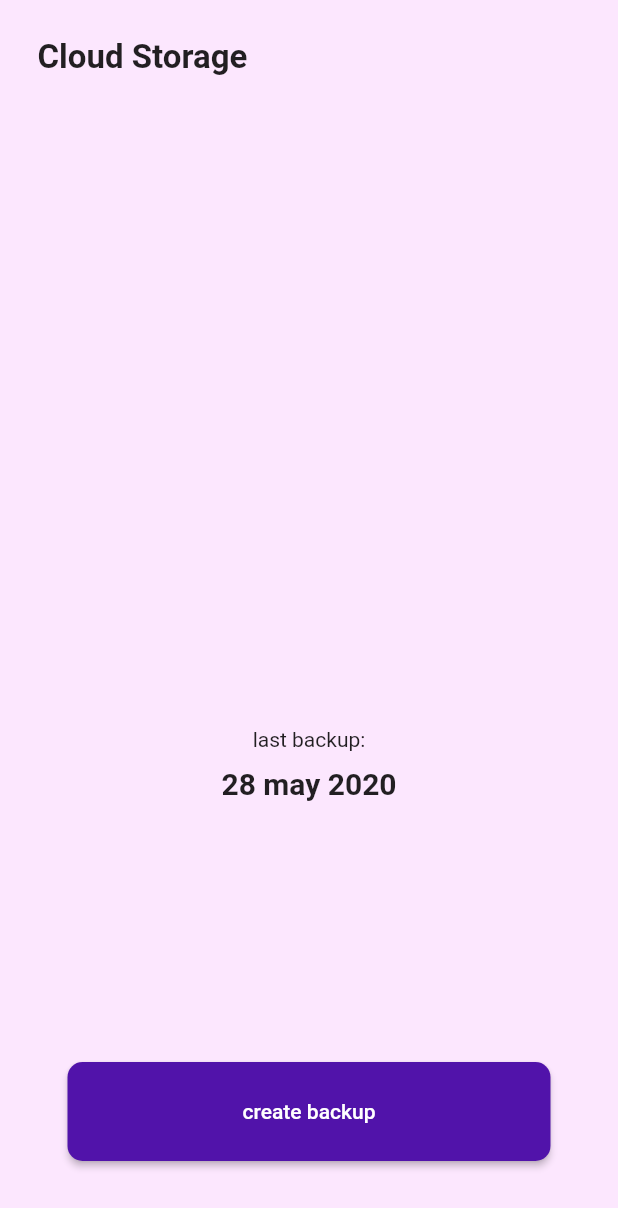
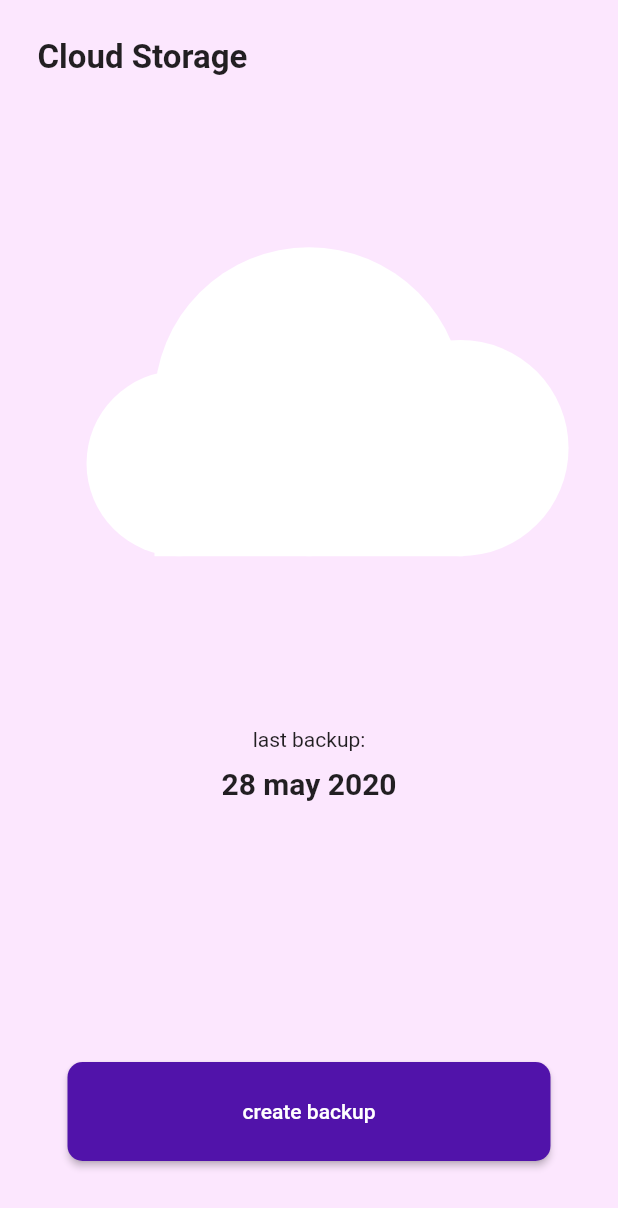
Before and after one commit to kleysonklaus/flutter_loading_bubbles_animation, a Flutter app: the screen it shows after launch, on a phone screen of 412 x 824 dp. Shown: the top 1208 px of the screen. Run offline on Flutter 3.47's test engine with Material 2 defaults, Android fonts, the phone set to English and light mode, and no system bars.

Commit message:
feat(animation): first part animation big bubbles main

```diff
--- /dev/null
+++ b/lib/loading/data_backup_cloud_page.dart
@@ -0,0 +1,93 @@
+import 'package:flutter/material.dart';
+import 'dart:math' as math;
+
+class DataBackupCloudPage extends StatelessWidget {
+  final Animation<double> progressAnimation;
+  final Animation<double> cloudOutAnimation;
+  const DataBackupCloudPage({
+    Key? key,
+    required this.progressAnimation,
+    required this.cloudOutAnimation,
+  }) : super(key: key);
+  @override
+  Widget build(BuildContext context) {
+    final queryData = MediaQuery.of(context).size;
+
+    return AnimatedBuilder(
+      animation: Listenable.merge([progressAnimation, cloudOutAnimation]),
+      builder: (context, snapshot) {
+        final size = queryData.width * 0.5;
+        final circleSize = size *
+            math.pow(
+                (progressAnimation.value + cloudOutAnimation.value + 1), 2);
+        final topPosition = queryData.height * 0.45;
+        final centerMargin = queryData.width - circleSize;
+        final leftSize = size * 0.6 * (1 - progressAnimation.value);
+        final rightSize = size * 0.7 * (1 - progressAnimation.value);
+        final leftMargin = queryData.width / 2 - leftSize * 1.2;
+        final rightMargin = queryData.width / 2 - rightSize * 1.2;
+        final middleSize = queryData.width / 2;
+        final middleMargin =
+            queryData.width / 2 - (size / 2) * (1 - progressAnimation.value);
+        final topOutPosition = queryData.height * cloudOutAnimation.value;
+        return Positioned(
+          left: 0,
+          right: 0,
+          top: topPosition - circleSize + topOutPosition,
+          height: circleSize,
+          child: Stack(
+            children: [
+              Positioned(
+                height: leftSize / 2,
+                width: size * (1 - progressAnimation.value),
+                left: middleMargin,
+                bottom: 0,
+                child: Container(
+                  decoration: BoxDecoration(
+                    color: Colors.white,
+                  ),
+                ),
+              ),
+              Positioned(
+                height: rightSize,
+                width: rightSize,
+                right: rightMargin,
+                bottom: 0,
+                child: Container(
+                  decoration: BoxDecoration(
+                    shape: BoxShape.circle,
+                    color: Colors.white,
+                  ),
+                ),
+              ),
+              Positioned(
+                height: leftSize,
+                width: leftSize,
+                left: leftMargin,
+                bottom: 0,
+                child: Container(
+                  decoration: BoxDecoration(
+                    shape: BoxShape.circle,
+                    color: Colors.white,
+                  ),
+                ),
+              ),
+              Positioned(
+                height: circleSize,
+                width: circleSize,
+                bottom: 0,
+                left: centerMargin / 2,
+                child: Container(
+                  decoration: BoxDecoration(
+                    shape: BoxShape.circle,
+                    color: Colors.white,
+                  ),
+                ),
+              ),
+            ],
+          ),
+        );
+      },
+    );
+  }
+}
--- a/lib/loading/loading.dart
+++ b/lib/loading/loading.dart
@@ -1,5 +1,6 @@
 import 'package:flutter/material.dart';
 
+import 'data_backup_cloud_page.dart';
 import 'data_backup_initial_page.dart';
 
 const mainDataBackupColor = Color(0xFF5113AA);
@@ -16,6 +17,7 @@ class Loading extends StatefulWidget {
 class _LoadingState extends State<Loading> with SingleTickerProviderStateMixin {
   late AnimationController _animationController;
   late Animation<double> _progressAnimation;
+  late Animation<double> _cloudOutAnimation;
 
   @override
   void initState() {
@@ -23,6 +25,8 @@ class _LoadingState extends State<Loading> with SingleTickerProviderStateMixin {
         AnimationController(vsync: this, duration: Duration(seconds: 7));
     _progressAnimation = CurvedAnimation(
         parent: _animationController, curve: Interval(0.0, 0.65));
+    _cloudOutAnimation = CurvedAnimation(
+        parent: _animationController, curve: Interval(0.7, 0.85));
     super.initState();
   }
 
@@ -45,6 +49,10 @@ class _LoadingState extends State<Loading> with SingleTickerProviderStateMixin {
                 _animationController.forward();
               },
             ),
+            DataBackupCloudPage(
+              progressAnimation: _progressAnimation,
+              cloudOutAnimation: _cloudOutAnimation,
+            ),
           ],
         ),
       ),
```
